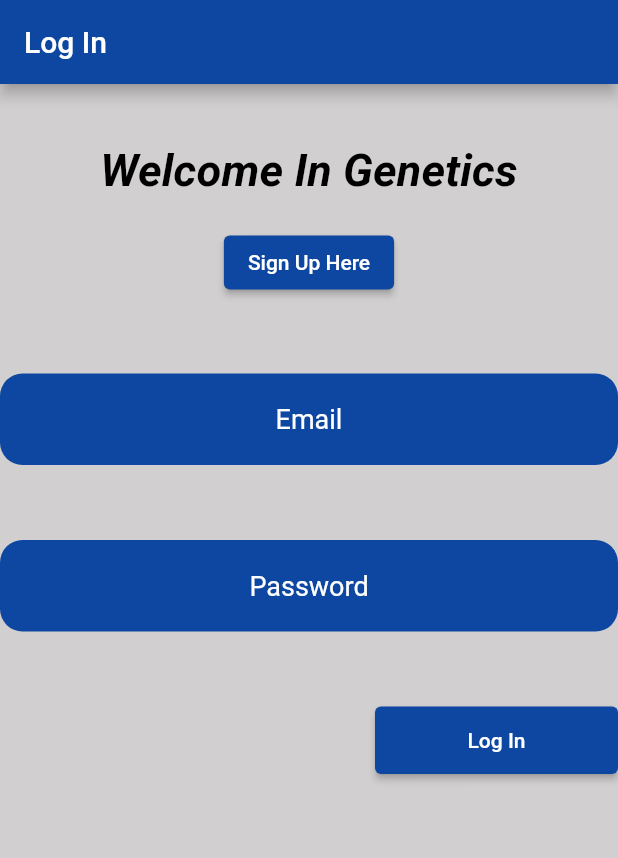
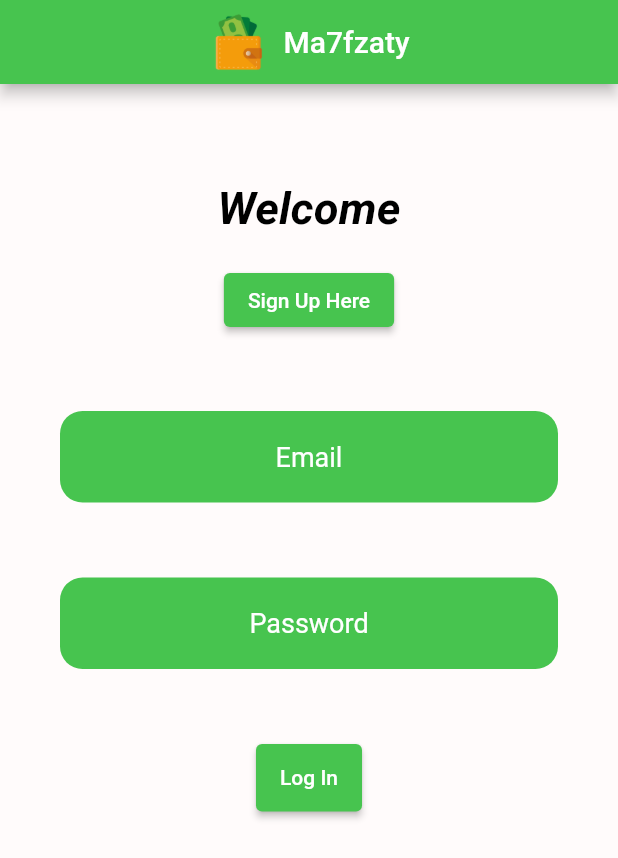
Before and after one commit to YoussifAssem/Parallel-Programming, a Flutter app: the screen it shows after launch, on a phone screen of 412 x 824 dp. Shown: the top 858 px of the screen. Run offline on Flutter 3.47's test engine with Material 2 defaults, Android fonts, the phone set to English and light mode, and no system bars; our stand-ins replace cloud_firestore, firebase_auth, firebase_core; accounts and stored records are empty.

Commit message:
Update login_screen.dart
update

```diff
--- a/ma7fzty_app/lib/Screens/login_screen.dart
+++ b/ma7fzty_app/lib/Screens/login_screen.dart
@@ -22,23 +22,41 @@ class _logIn extends State<logIn> {
   Widget build(BuildContext context) {
     return Center(
         child: Scaffold(
-        backgroundColor: const Color.fromARGB(255, 209, 207, 207),
+            backgroundColor: const Color.fromARGB(255, 255, 251, 251),
             appBar: AppBar(
-          automaticallyImplyLeading: false,
-          backgroundColor: Colors.blue[900],
-          title: const Text(
-            'Log In',
-            style: TextStyle(color: Colors.white),
+              title: Row(
+                mainAxisAlignment: MainAxisAlignment.center,
+                children: [
+                  Image.asset(
+                    'images/logo.png',
+                    fit: BoxFit.contain,
+                    height: 50,
+                    width: 50,
                   ),
+                  Container(
+                      padding: const EdgeInsets.all(8.0),
+                      child: const Text('Ma7fzaty'))
+                ],
               ),
-        body: ListView(
+              centerTitle: true,
+              // automaticallyImplyLeading: false,
+              backgroundColor: const Color.fromARGB(255, 71, 196, 79),
+            ),
+            body: ListView(children: [
+              Container(
+                padding: const EdgeInsets.only(left: 40, top: 25, right: 40),
+                child: GestureDetector(
+                  onTap: () {
+                    FocusScope.of(context).unfocus();
+                  },
+                  child: Column(
                     children: [
                       const SizedBox(
                         height: 40,
                       ),
                       const Center(
                         child: Text(
-                'Welcome In Genetics',
+                          "Welcome",
                           style: TextStyle(
                               color: Colors.black,
                               fontWeight: FontWeight.bold,
@@ -50,7 +68,8 @@ class _logIn extends State<logIn> {
                       Center(
                         child: ElevatedButton(
                           style: ButtonStyle(
-                  backgroundColor: MaterialStateProperty.all(Colors.blue[900]),
+                            backgroundColor: MaterialStateProperty.all(
+                                const Color.fromARGB(255, 71, 196, 79)),
                           ),
                           child: const Text('Sign Up Here'),
                           onPressed: () {
@@ -72,15 +91,17 @@ class _logIn extends State<logIn> {
                         ),
                         keyboardType: TextInputType.emailAddress,
                         controller: email,
-              decoration: InputDecoration(
-                border: const OutlineInputBorder(
-                  borderRadius: BorderRadius.all(Radius.circular(15.0)),
+                        decoration: const InputDecoration(
+                          border: OutlineInputBorder(
+                            borderRadius:
+                                BorderRadius.all(Radius.circular(15.0)),
                             borderSide: BorderSide.none,
                           ),
                           filled: true,
-                fillColor: Colors.blue[900],
+                          fillColor: Color.fromARGB(255, 71, 196, 79),
                           hintText: 'Email',
-                hintStyle: const TextStyle(fontSize: 18, color: Colors.white),
+                          hintStyle:
+                              TextStyle(fontSize: 18, color: Colors.white),
                         ),
                       ),
                       const SizedBox(
@@ -94,15 +115,17 @@ class _logIn extends State<logIn> {
                         ),
                         //keyboardType: TextInputType.visiblePassword,
                         controller: password,
-              decoration: InputDecoration(
-                border: const OutlineInputBorder(
-                  borderRadius: BorderRadius.all(Radius.circular(15.0)),
+                        decoration: const InputDecoration(
+                          border: OutlineInputBorder(
+                            borderRadius:
+                                BorderRadius.all(Radius.circular(15.0)),
                             borderSide: BorderSide.none,
                           ),
                           filled: true,
-                fillColor: Colors.blue[900],
+                          fillColor: Color.fromARGB(255, 71, 196, 79),
                           hintText: 'Password',
-                hintStyle: const TextStyle(fontSize: 18, color: Colors.white),
+                          hintStyle:
+                              TextStyle(fontSize: 18, color: Colors.white),
                         ),
                         obscureText: true,
                       ),
@@ -110,11 +133,12 @@ class _logIn extends State<logIn> {
                       SizedBox(
                           height: 45,
                           child: Padding(
-                  padding: const EdgeInsets.only(left: 250),
+                            padding: const EdgeInsets.only(left: 80, right: 80),
                             child: ElevatedButton(
                               style: ButtonStyle(
-                      backgroundColor:
-                          MaterialStateProperty.all(Colors.blue[900]),
+                                backgroundColor: MaterialStateProperty.all(
+                                  const Color.fromARGB(255, 71, 196, 79),
+                                ),
                               ),
                               child: const Text('Log In'),
                               onPressed: () async {
@@ -125,14 +149,17 @@ class _logIn extends State<logIn> {
                                   text = 'Email format is not true';
                                   showAlertDialog(context);
                                 } else {
-                        if (await user.login(email.text, password.text) !=
+                                  if (await user.login(
+                                          email.text, password.text) !=
                                       'Done') {
-                          text = 'Error, Email or Password is incorrect';
+                                    text =
+                                        'Error, Email or Password is incorrect';
                                     showAlertDialog(context);
                                   } else {
                                     Navigator.pushReplacement(
                                       context,
-                            MaterialPageRoute(builder: (context) => Menu()),
+                                      MaterialPageRoute(
+                                          builder: (context) => Menu()),
                                     );
                                   }
                                 }
@@ -142,7 +169,8 @@ class _logIn extends State<logIn> {
                     ],
                   ),
                 ),
-    );
+              )
+            ])));
   }
 
   showAlertDialog(
```
Lines whose indentation alone changed are shown as unchanged.
